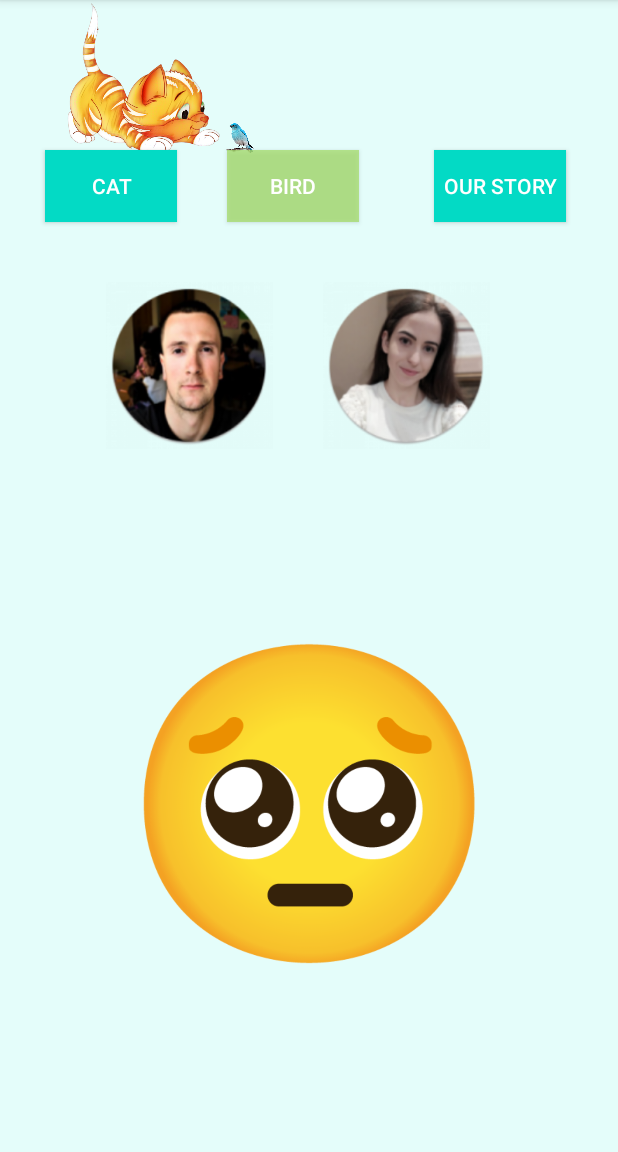
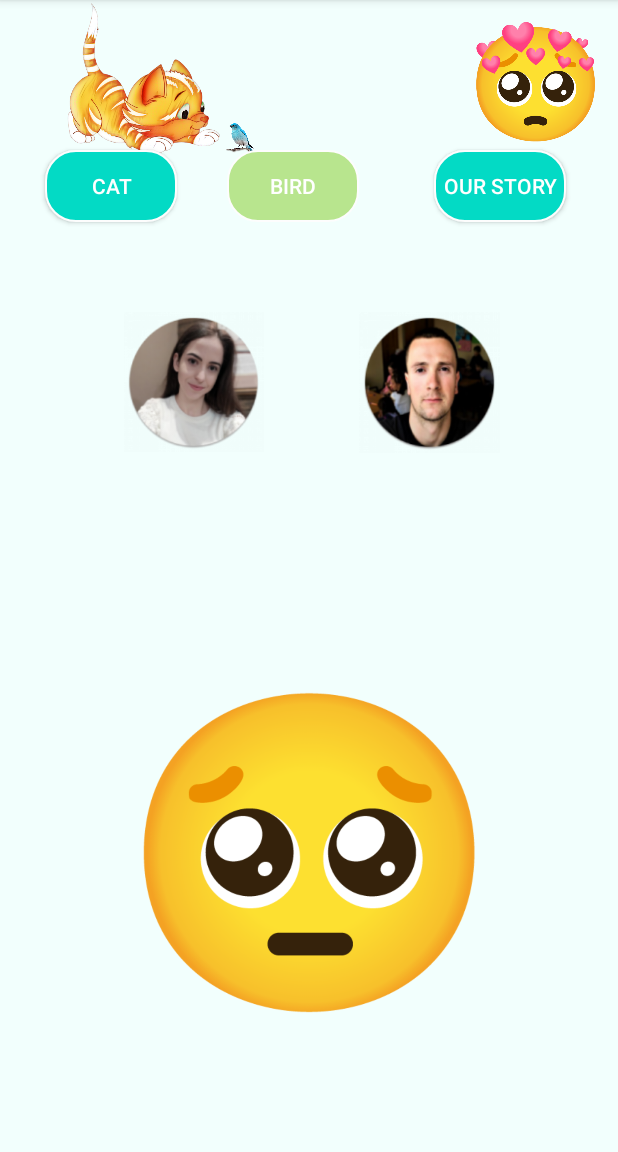
Before and after one commit to yurasika25/KotlinProject, an Android app: the fragment FragmentTwo shown on its own in the app's theme, on a phone screen of 412 x 824 dp, the part 84-1236 px from its top. Run offline under Robolectric (Android 15) with nearby library versions, the phone set to English and light mode, and no system bars.

Commit message:
Новий проект на Котліні + without mistakes

```diff
--- a/app/src/main/AndroidManifest.xml
+++ b/app/src/main/AndroidManifest.xml
@@ -7,9 +7,9 @@
 
     <application
         android:allowBackup="true"
-        android:icon="@mipmap/ic_launcher"
+        android:icon="@drawable/mysmileone"
         android:label="@string/app_name"
-        android:roundIcon="@mipmap/ic_launcher_round"
+        android:roundIcon="@drawable/mysmileone"
         android:supportsRtl="true"
         android:theme="@style/AppTheme">
         <activity android:name=".screens.main.MainActivity">
--- a/app/src/main/java/ru/startandroid/develop/catandbird/screens/one/OnePresenter.kt
+++ b/app/src/main/java/ru/startandroid/develop/catandbird/screens/one/OnePresenter.kt
@@ -4,7 +4,7 @@ import ru.startandroid.develop.catandbird.mvp.BasicPresenter
 
 class OnePresenter : BasicPresenter<OneView?>() {
     fun onLoginButtonClicked(login: String, password: String) {
-        if (login == "hello" && password == "world") {
+        if (login == "" && password == "") {
             getView()?.onNavigateToTwo()
         } else {
             getView()?.onCredentialsWrong()
--- /dev/null
+++ b/app/src/main/res/drawable-v24/circle_one.xml
@@ -0,0 +1,6 @@
+<?xml version="1.0" encoding="utf-8"?>
+<shape xmlns:android="http://schemas.android.com/apk/res/android">
+<stroke android:color="#FDFDFD" android:width="1dp"/>
+    <corners android:radius="20dp"/>
+    <solid android:color="@color/colorAccent"/>
+</shape>
--- /dev/null
+++ b/app/src/main/res/drawable-v24/circle_two.xml
@@ -0,0 +1,6 @@
+<?xml version="1.0" encoding="utf-8"?>
+<shape xmlns:android="http://schemas.android.com/apk/res/android">
+<stroke android:color="#FDFDFD" android:width="1dp"/>
+    <corners android:radius="20dp"/>
+    <solid android:color="@color/colorGreen"/>
+</shape>
--- a/app/src/main/res/drawable/voice.xml
+++ b/app/src/main/res/drawable/voice.xml
@@ -5,6 +5,6 @@
     android:viewportHeight="24"
     android:tint="?attr/colorControlNormal">
   <path
-      android:fillColor="@android:color/white"
+      android:fillColor="@color/colorMy"
       android:pathData="M3,9v6h4l5,5L12,4L7,9L3,9zM16.5,12c0,-1.77 -1.02,-3.29 -2.5,-4.03v8.05c1.48,-0.73 2.5,-2.25 2.5,-4.02zM14,3.23v2.06c2.89,0.86 5,3.54 5,6.71s-2.11,5.85 -5,6.71v2.06c4.01,-0.91 7,-4.49 7,-8.77s-2.99,-7.86 -7,-8.77z"/>
 </vector>
--- a/app/src/main/res/layout/activity_main.xml
+++ b/app/src/main/res/layout/activity_main.xml
@@ -5,7 +5,7 @@
     android:id="@+id/mainContainer"
     android:layout_width="match_parent"
     android:layout_height="match_parent"
-    android:background="@color/colorWhite"
+    android:background="@color/colorNice"
     tools:context=".screens.main.MainActivity">
 
 </androidx.constraintlayout.widget.ConstraintLayout>
--- a/app/src/main/res/layout/fragment_one.xml
+++ b/app/src/main/res/layout/fragment_one.xml
@@ -4,9 +4,7 @@
     xmlns:tools="http://schemas.android.com/tools"
     android:layout_width="match_parent"
     android:layout_height="match_parent"
-    android:layout_marginLeft="18dp"
-    android:layout_marginRight="18dp"
-    android:background="@color/colorWhite"
+    android:background="@color/colorNice"
     tools:context=".screens.main.MainActivity">
 
     <ImageView
--- a/app/src/main/res/layout/fragment_two.xml
+++ b/app/src/main/res/layout/fragment_two.xml
@@ -15,7 +15,7 @@
         android:layout_height="wrap_content"
         android:layout_marginStart="30dp"
         android:layout_marginTop="100dp"
-        android:background="@color/colorAccent"
+        android:background="@drawable/circle_one"
         android:text="cat"
         android:textColor="@color/colorWhite"
         app:layout_constraintStart_toStartOf="parent"
@@ -27,7 +27,7 @@
         android:layout_height="wrap_content"
         android:layout_marginStart="33dp"
         android:layout_marginTop="100dp"
-        android:background="@color/colorGreen"
+        android:background="@drawable/circle_two"
         android:text="bird"
         android:textColor="@color/colorWhite"
         app:layout_constraintStart_toEndOf="@+id/RedB"
@@ -40,42 +40,23 @@
         android:layout_marginStart="33dp"
         android:layout_marginTop="100dp"
         android:layout_marginEnd="18dp"
-        android:background="@color/colorAccent"
+        android:background="@drawable/circle_one"
         android:text="our story"
+
         android:textColor="@color/colorWhite"
         app:layout_constraintEnd_toEndOf="parent"
         app:layout_constraintStart_toEndOf="@+id/GreenB"
         app:layout_constraintTop_toTopOf="parent" />
 
     <ImageView
-        android:id="@+id/imageView"
-        android:layout_width="152dp"
-        android:layout_height="111dp"
-        android:layout_marginStart="50dp"
-        android:layout_marginTop="40dp"
-        android:contentDescription="@string/todo"
-        android:src="@drawable/myphoto"
-        app:layout_constraintStart_toStartOf="parent"
-        app:layout_constraintTop_toBottomOf="@+id/GreenB" />
-
-    <ImageView
-        android:id="@+id/imageView4"
-        android:layout_width="137dp"
-        android:layout_height="111dp"
-        android:layout_marginTop="188dp"
-        android:src="@drawable/ania"
-        app:layout_constraintStart_toEndOf="@+id/imageView"
-        app:layout_constraintTop_toTopOf="parent" />
-
-    <ImageView
         android:id="@+id/smile"
         android:layout_width="258dp"
         android:layout_height="243dp"
+        android:layout_marginStart="78dp"
+        android:layout_marginBottom="80sp"
         android:src="@drawable/smile"
-        android:layout_marginStart="78dp"
         app:layout_constraintBottom_toBottomOf="parent"
-        app:layout_constraintStart_toStartOf="parent"
-        app:layout_constraintTop_toBottomOf="@+id/imageView" />
+        app:layout_constraintStart_toStartOf="parent" />
 
     <ImageView
         android:id="@+id/imageView9"
@@ -96,5 +77,35 @@
         app:layout_constraintStart_toStartOf="@+id/imageView9"
         app:layout_constraintTop_toTopOf="@+id/imageView9" />
 
+    <ImageView
+        android:id="@+id/imageView4"
+        android:layout_width="97dp"
+        android:layout_height="87dp"
+        android:layout_marginTop="13dp"
+        android:layout_marginEnd="6dp"
+        android:src="@drawable/mysmileone"
+        app:layout_constraintEnd_toEndOf="parent"
+        app:layout_constraintTop_toTopOf="parent" />
+
+    <ImageView
+        android:id="@+id/imageView"
+        android:layout_width="118dp"
+        android:layout_height="93dp"
+        android:layout_marginStart="70dp"
+        android:layout_marginTop="60dp"
+        android:src="@drawable/ania"
+        app:layout_constraintStart_toStartOf="parent"
+        app:layout_constraintTop_toBottomOf="@+id/RedB" />
+
+    <ImageView
+        android:id="@+id/imageView7"
+        android:layout_width="126dp"
+        android:layout_height="94dp"
+        android:layout_marginStart="35dp"
+        android:layout_marginTop="60dp"
+        android:src="@drawable/myphoto"
+        app:layout_constraintStart_toEndOf="@+id/imageView"
+        app:layout_constraintTop_toBottomOf="@+id/BlueB" />
+
 
 </androidx.constraintlayout.widget.ConstraintLayout>
--- a/app/src/main/res/layout/item_two_test.xml
+++ b/app/src/main/res/layout/item_two_test.xml
@@ -4,7 +4,7 @@
     xmlns:app="http://schemas.android.com/apk/res-auto"
     xmlns:tools="http://schemas.android.com/tools"
     android:layout_width="match_parent"
-    android:background="@color/colorWhite"
+    android:background="@color/colorNice"
     android:layout_height="wrap_content">
 
     <ImageView
--- a/app/src/main/res/values/colors.xml
+++ b/app/src/main/res/values/colors.xml
@@ -7,6 +7,8 @@
     <color name="colorRed">#C3D65454</color>
     <color name="colorBlue">#039BE5</color>
     <color name="colorGreen">#C4A7DD6E</color>
-    <color name="colorNice">#E4FDFA</color>
+    <color name="colorNice">#F2FFFD</color>
+    <color name="colorBlack">#000000</color>
+    <color name="colorMy">#FFFFFF</color>
 
 </resources>
--- a/app/src/main/res/values/strings.xml
+++ b/app/src/main/res/values/strings.xml
@@ -11,5 +11,5 @@
     <string name="green">Green</string>
     <string name="todo">TODO</string>
     <string name="newcar">TextView</string>
-    <string name="miay">М\'яу</string>
+    <string name="mia">М\'яу</string>
 </resources>
```
Also changed, not shown: app/src/main/java/ru/startandroid/develop/catandbird/screens/list/FragmentPhoto.kt (+12 -13 lines), app/src/main/res/layout/photos_view.xml (+21 -21 lines), app/src/main/res/layout/register.xml (+14 -13 lines), app/src/main/res/drawable/mysmileone.png (added).
